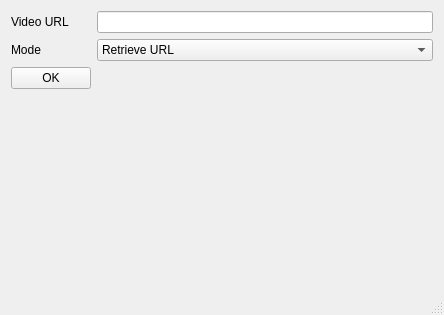
rrooij/youtube-dl-qt, file mainwindow.ui: the form before one commit.
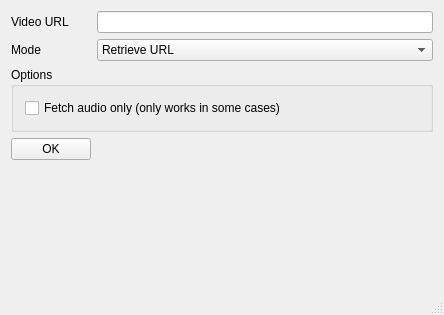
The form after the commit.

Commit message: Add option for only fetching audio

Patch:
```diff
--- a/mainwindow.ui
+++ b/mainwindow.ui
@@ -58,13 +58,47 @@
       </item>
      </widget>
     </item>
-    <item row="2" column="0">
+    <item row="4" column="0">
      <widget class="QPushButton" name="pushButton">
       <property name="text">
        <string>OK</string>
       </property>
      </widget>
     </item>
+    <item row="3" column="0" colspan="2">
+     <widget class="QGroupBox" name="optionsGroupBox">
+      <property name="minimumSize">
+       <size>
+        <width>0</width>
+        <height>0</height>
+       </size>
+      </property>
+      <property name="baseSize">
+       <size>
+        <width>0</width>
+        <height>0</height>
+       </size>
+      </property>
+      <property name="title">
+       <string>Options</string>
+      </property>
+      <property name="flat">
+       <bool>false</bool>
+      </property>
+      <layout class="QVBoxLayout" name="verticalLayout_4">
+       <item>
+        <widget class="QCheckBox" name="checkBoxAudioOnly">
+         <property name="toolTip">
+          <string>&lt;html&gt;&lt;head/&gt;&lt;body&gt;&lt;p&gt;This will fetch the audio only if it's available. Note that not all sites are supported.&lt;/p&gt;&lt;p&gt;&lt;br/&gt;By default, a special format that YouTube uses (DASH m4a) will be used. If you want it to be a regular m4a that every media player can play, ffmpeg should be installed or in the application directory for Windows users.&lt;/p&gt;&lt;/body&gt;&lt;/html&gt;</string>
+         </property>
+         <property name="text">
+          <string>Fetch audio only (only works in some cases)</string>
+         </property>
+        </widget>
+       </item>
+      </layout>
+     </widget>
+    </item>
    </layout>
   </widget>
   <widget class="QMenuBar" name="menuBar">
```
The commit also changes 1 other file.
